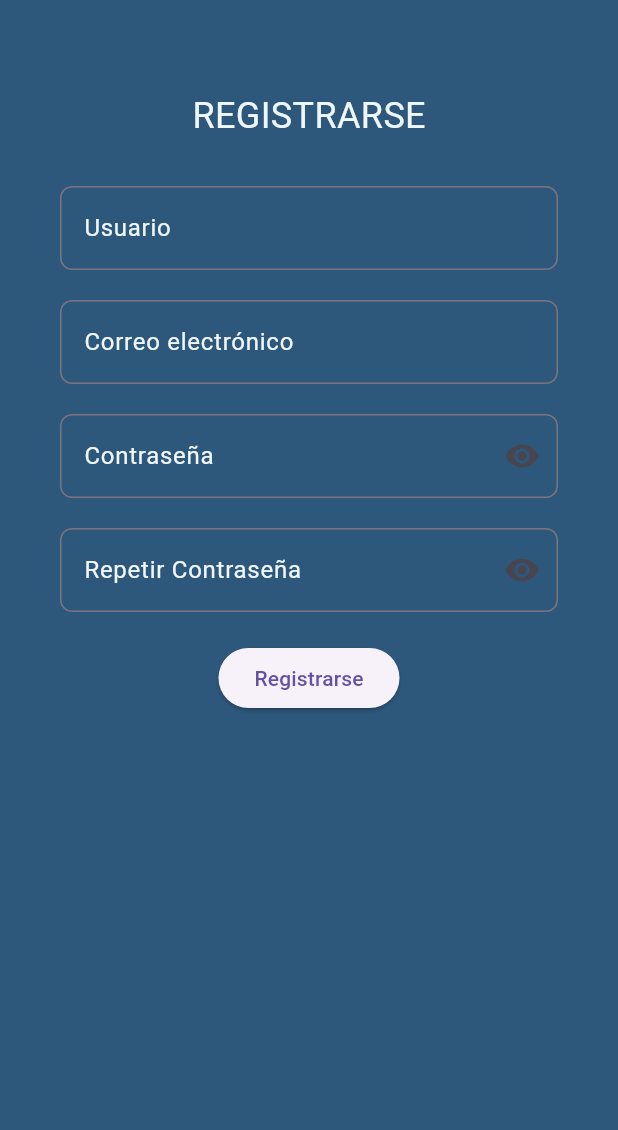
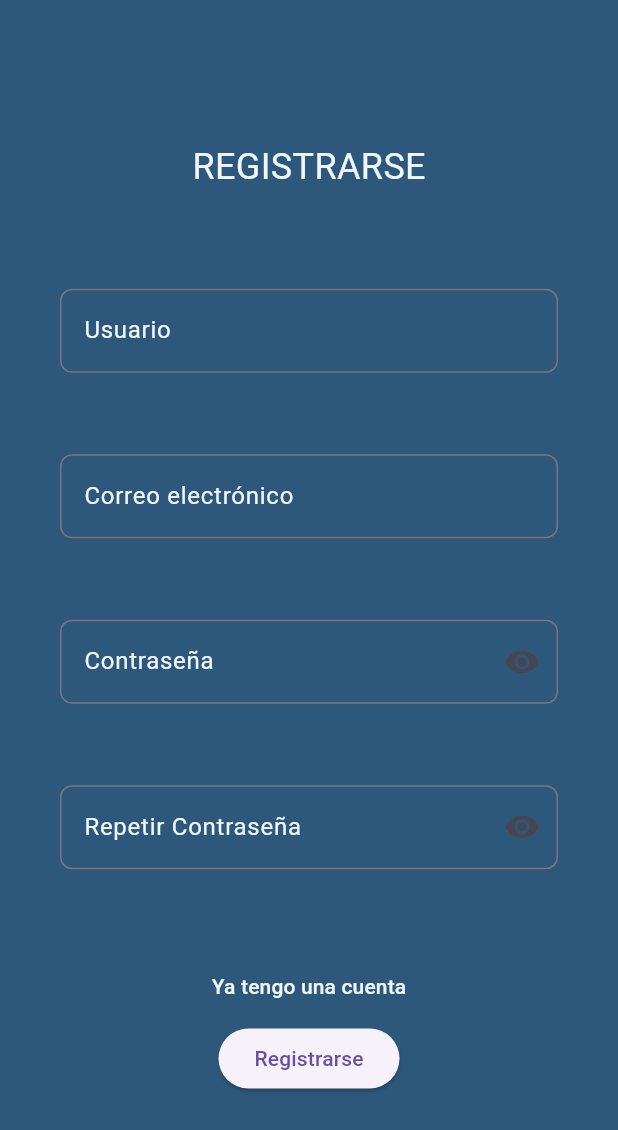
Before and after one commit to AlvaroPaniego/Proyecto_StarPath, a Flutter app: the screen it shows after launch, after a tap on "Registrarse", on a phone screen of 412 x 824 dp. Shown: the top 1130 px of the screen. Run offline on Flutter 3.47's test engine with Material 3 defaults, Android fonts, the light colour scheme and no system bars; our stand-ins replace carousel_slider, email_validator, file_picker, flutter_keyboard_visibility, image_cropper, image_picker and 3 more; missing offline and left inert: gotrue; accounts and stored records are empty.

Commit message:
maquetacion login y registro

```diff
--- a/StarPath/lib/windows/login.dart
+++ b/StarPath/lib/windows/login.dart
@@ -1,4 +1,5 @@
 import 'package:flutter/material.dart';
+import 'package:flutter/widgets.dart';
 import 'package:flutter_keyboard_visibility/flutter_keyboard_visibility.dart';
 import 'package:provider/provider.dart';
 import 'package:starpath/model/user.dart';
@@ -43,13 +44,13 @@ class _LoginState extends State<Login> {
     }
   }
 
-  Future<void> _saveProfileCompletion() async {
-    SharedPreferences prefs = await SharedPreferences.getInstance();
-    await prefs.setBool('profileCompleted', true);
-    setState(() {
-      _profileCompleted = true;
-    });
-  }
+  // Future<void> _saveProfileCompletion() async {
+  //   SharedPreferences prefs = await SharedPreferences.getInstance();
+  //   await prefs.setBool('profileCompleted', true);
+  //   setState(() {
+  //     _profileCompleted = true;
+  //   });
+  // }
 
   void _loadRememberStatus() async {
     SharedPreferences prefs = await SharedPreferences.getInstance();
@@ -58,10 +59,10 @@ class _LoginState extends State<Login> {
     });
   }
 
-  void _saveRememberStatus(bool value) async {
-    SharedPreferences prefs = await SharedPreferences.getInstance();
-    await prefs.setBool('remember', value);
-  }
+  // void _saveRememberStatus(bool value) async {
+  //   SharedPreferences prefs = await SharedPreferences.getInstance();
+  //   await prefs.setBool('remember', value);
+  // }
 
   @override
   Widget build(BuildContext context) {
@@ -88,7 +89,9 @@ class _LoginState extends State<Login> {
                     mainAxisAlignment: MainAxisAlignment.spaceAround,
                     children: [
                       Image.asset("assets/images/logo.png"),
-                      const SizedBox(height: 80.0),
+                      const SizedBox(height: 40.0),
+                      const Text('Iniciar sesión', style: TextStyle(fontWeight: FontWeight.bold, fontSize: 30, color: TEXT),),
+                      const SizedBox(height: 40.0),
                       TextFormField(
                         onTapOutside: (event) =>
                             FocusManager.instance.primaryFocus?.unfocus(),
@@ -177,15 +180,17 @@ class _LoginState extends State<Login> {
                               ),
                             );
                           },
-                          child: const Text(
-                            'Recuperar contraseña',
-                            style: TextStyle(color: BUTTON_BACKGROUND),
+                          child: const Center(
+                            child: Text(
+                              'Recuperar contraseña',
+                              style: TextStyle(color: BUTTON_BACKGROUND),
+                            ),
                           ),
                         ),
                       ),
                       const SizedBox(height: 20.0),
-                      Row(
-                        mainAxisAlignment: MainAxisAlignment.spaceBetween,
+                      Column(
+                        mainAxisAlignment: MainAxisAlignment.spaceEvenly,
                         children: [
                           TextButton(
                             onPressed: () async {
@@ -308,7 +313,7 @@ class _LoginState extends State<Login> {
                               width: MediaQuery.of(context).size.width * 0.30,
                               decoration: BoxDecoration(
                                 color: BUTTON_BACKGROUND,
-                                borderRadius: BorderRadius.circular(8.0),
+                                borderRadius: BorderRadius.circular(30),
                               ),
                               child: const Center(
                                 child: Text(
@@ -332,7 +337,7 @@ class _LoginState extends State<Login> {
                               width: MediaQuery.of(context).size.width * 0.30,
                               decoration: BoxDecoration(
                                 color: BUTTON_BACKGROUND,
-                                borderRadius: BorderRadius.circular(8.0),
+                                borderRadius: BorderRadius.circular(30),
                               ),
                               child: const Center(
                                 child: Text(
--- a/StarPath/lib/windows/register.dart
+++ b/StarPath/lib/windows/register.dart
@@ -3,8 +3,6 @@ import 'package:flutter_keyboard_visibility/flutter_keyboard_visibility.dart';
 import 'package:starpath/misc/constants.dart';
 import 'package:starpath/windows/login.dart';
 import 'package:flutter/cupertino.dart';
-import 'package:provider/provider.dart';
-import 'package:starpath/model/user.dart';
 
 class Register extends StatefulWidget {
   const Register({Key? key}) : super(key: key);
@@ -211,6 +209,7 @@ class _RegisterState extends State<Register> {
         builder: (context, isKeyboardVisible) {
           return SingleChildScrollView(
             child: Container(
+              height: MediaQuery.of(context).size.height,
               padding: EdgeInsets.fromLTRB(
                 40.0,
                 30.0,
@@ -221,6 +220,7 @@ class _RegisterState extends State<Register> {
                 key: _formKey,
                 child: Column(
                   crossAxisAlignment: CrossAxisAlignment.center,
+                  mainAxisAlignment: MainAxisAlignment.spaceEvenly,
                   children: [
                     const SizedBox(height: 30),
                     const Text(
@@ -371,9 +371,16 @@ class _RegisterState extends State<Register> {
                       },
                     ),
                     const SizedBox(height: 20),
-                    ElevatedButton(
-                      onPressed: _registerUser,
-                      child: const Text('Registrarse'),
+                    Column(
+                      children: [
+                        TextButton(
+                            onPressed: () => Navigator.pushAndRemoveUntil(context, MaterialPageRoute(builder: (context) => const Login(),), (route) => false),
+                            child: const Text('Ya tengo una cuenta', style: TextStyle(color: TEXT),)),
+                        ElevatedButton(
+                          onPressed: _registerUser,
+                          child: const Text('Registrarse'),
+                        ),
+                      ],
                     ),
                     const SizedBox(height: 30),
                   ],
```
Also changed, not shown: StarPath/pubspec.lock.
